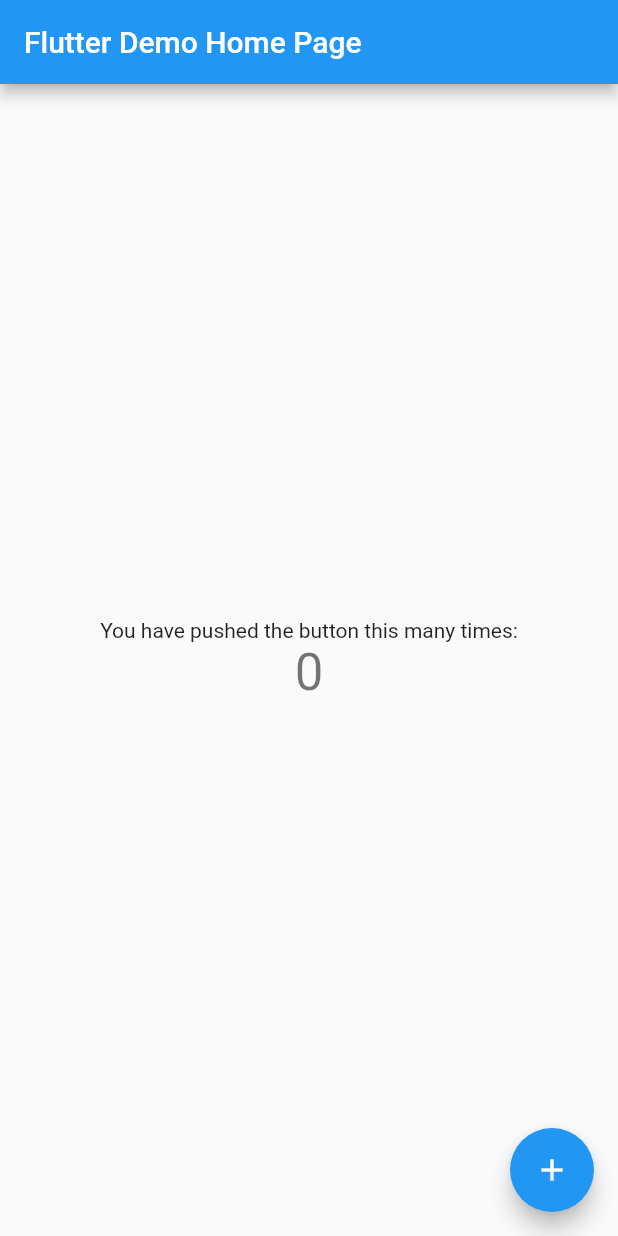
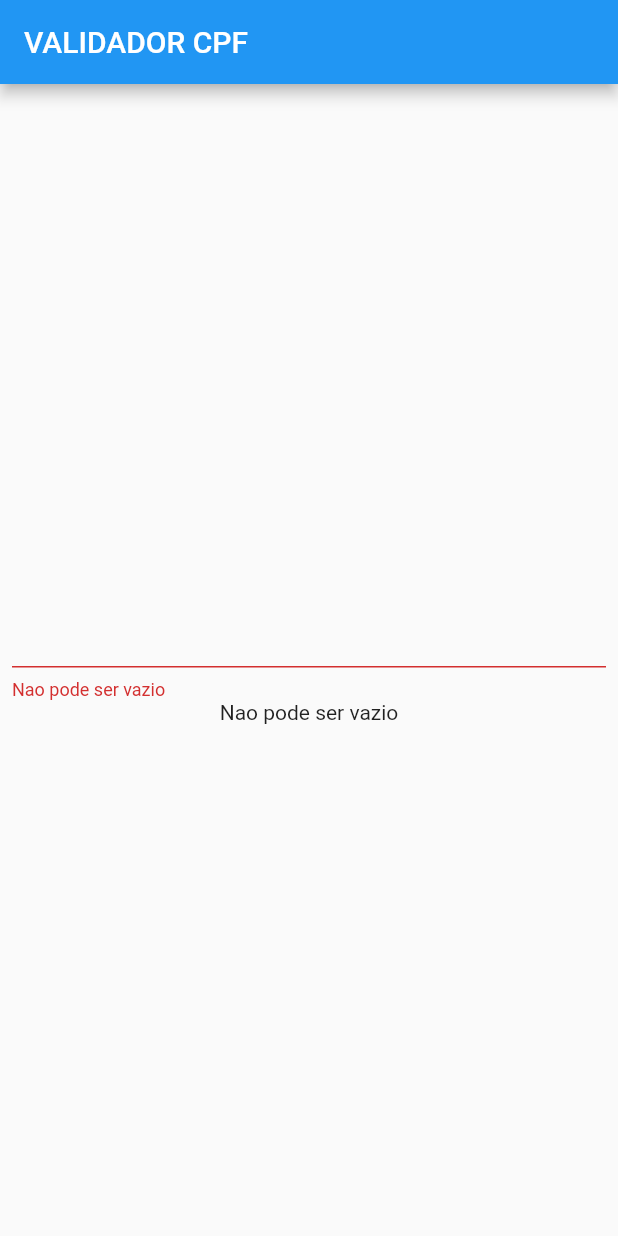
Before and after one commit to matheusPascoal/validacao_cpf, a Flutter app: the screen it shows after launch, on a phone screen of 412 x 824 dp. Run offline on Flutter 3.47's test engine with Material 2 defaults, Android fonts, the phone set to English and light mode, and no system bars.

Commit message:
Validação de CPF finalizado

```diff
--- /dev/null
+++ b/lib/cpf/cpf_store.dart
@@ -0,0 +1,17 @@
+import 'package:flutter/cupertino.dart';
+import 'package:validator_cpf/cpf/model/cpf_mode_regra_de_negociol.dart';
+
+class CpfStore extends ChangeNotifier {
+  String result = '';
+
+  String? validateCPF(String? cpf, bool notify) {
+    final model = CpfModel(cpf ?? '');
+    var string = model.validate();
+    result = string ?? '';
+    if (notify) {
+      notifyListeners();
+    }
+
+    return string;
+  }
+}
--- a/lib/cpf/model/cpf_mode_regra_de_negociol.dart
+++ b/lib/cpf/model/cpf_mode_regra_de_negociol.dart
@@ -3,7 +3,44 @@
 
   CpfModel(this.value);
 
-  int getDigit(bool isFristDigit) {
+  /*
+  */
+
+  bool _verifyRepeatNumber() {
+    final numberList = value.split('').map((e) => int.parse(e)).toList();
+    return numberList.toSet().toList().length == 1;
+  }
+
+  String? validate() {
+    if (value.isEmpty) {
+      return 'Nao pode ser vazio';
+    }
+    if (int.tryParse(value) == null) {
+      return 'Valor contém números repetidos';
+    }
+
+    if (_verifyRepeatNumber()) {
+      return 'Não pode conter numeros repetidos';
+    }
+
+    if (value.length != 11) {
+      return 'Valor nao pode ser menor que 11';
+    }
+
+    //   final frist = int.parse(value[9]);
+    // final second = int.parse(value[10]);
+
+    // if (frist != _getDigit(true)) {
+    //   return 'Digito verificador 1 invalido';
+    // }
+    // if (second != _getDigit(true)) {
+    //   return 'Digito verificador 2 invalido';
+    // }
+
+    return null;
+  }
+
+  int _getDigit(bool isFristDigit) {
     final numberList = value.split('').map((e) => int.parse(e)).toList();
 
     final nineFristNumbers = numberList.take(isFristDigit ? 9 : 10).toList();
@@ -20,31 +57,4 @@
     fristDigit = result < 2 ? 0 : 11 - fristDigit;
     return fristDigit;
   }
-
-  /*
-  */
-
-  bool _verifyRepeatNumber() {
-    final numberList = value.split('').map((e) => int.parse(e)).toList();
-    return numberList.toSet().toList().length == 1;
-  }
-
-  bool validate() {
-    if (int.tryParse(value) == null) {
-      return false;
-    }
-
-    if (_verifyRepeatNumber()) {
-      return false;
-    }
-
-    if (value.length != 11) {
-      return false;
-    }
-
-    final frist = int.parse(value[9]);
-    final second = int.parse(value[10]);
-
-    return frist == getDigit(true) && second == getDigit(false);
-  }
 }
--- /dev/null
+++ b/lib/cpf_page.dart
@@ -0,0 +1,40 @@
+import 'package:flutter/material.dart';
+import 'package:validator_cpf/cpf/cpf_store.dart';
+
+class HomePage extends StatefulWidget {
+  const HomePage({super.key});
+
+  @override
+  State<HomePage> createState() => _HomePageState();
+}
+
+class _HomePageState extends State<HomePage> {
+  final store = CpfStore();
+
+  @override
+  Widget build(BuildContext context) {
+    return Scaffold(
+        appBar: AppBar(
+          title: const Text('VALIDADOR CPF'),
+        ),
+        body: Padding(
+          padding: const EdgeInsets.all(8.0),
+          child: Center(
+              child: Column(
+            mainAxisAlignment: MainAxisAlignment.center,
+            children: [
+              TextFormField(
+                autovalidateMode: AutovalidateMode.always,
+                onChanged: (text) => store.validateCPF(text, true),
+                validator: (text) => store.validateCPF(text, false),
+              ),
+              AnimatedBuilder(
+                  animation: store,
+                  builder: ((_, __) {
+                    return Text(store.result);
+                  }))
+            ],
+          )),
+        ));
+  }
+}
--- a/lib/main.dart
+++ b/lib/main.dart
@@ -1,68 +1,9 @@
 import 'package:flutter/material.dart';
 
+import 'cpf_page.dart';
+
 void main() {
-  runApp(const MyApp());
+  runApp(const MaterialApp(
+    home: HomePage(),
+  ));
 }
-
-class MyApp extends StatelessWidget {
-  const MyApp({super.key});
-
-  // This widget is the root of your application.
-  @override
-  Widget build(BuildContext context) {
-    return MaterialApp(
-      title: 'Flutter Demo',
-      theme: ThemeData(
-        primarySwatch: Colors.blue,
-      ),
-      home: const MyHomePage(title: 'Flutter Demo Home Page'),
-    );
-  }
-}
-
-class MyHomePage extends StatefulWidget {
-  const MyHomePage({super.key, required this.title});
-
-  final String title;
-
-  @override
-  State<MyHomePage> createState() => _MyHomePageState();
-}
-
-class _MyHomePageState extends State<MyHomePage> {
-  int _counter = 0;
-
-  void _incrementCounter() {
-    setState(() {
-      _counter++;
-    });
-  }
-
-  @override
-  Widget build(BuildContext context) {
-    return Scaffold(
-      appBar: AppBar(
-        title: Text(widget.title),
-      ),
-      body: Center(
-        child: Column(
-          mainAxisAlignment: MainAxisAlignment.center,
-          children: <Widget>[
-            const Text(
-              'You have pushed the button this many times:',
-            ),
-            Text(
-              '$_counter',
-              style: Theme.of(context).textTheme.headline4,
-            ),
-          ],
-        ),
-      ),
-      floatingActionButton: FloatingActionButton(
-        onPressed: _incrementCounter,
-        tooltip: 'Increment',
-        child: const Icon(Icons.add),
-      ), // This trailing comma makes auto-formatting nicer for build methods.
-    );
-  }
-}
```
Also changed, not shown: 2 other files.
